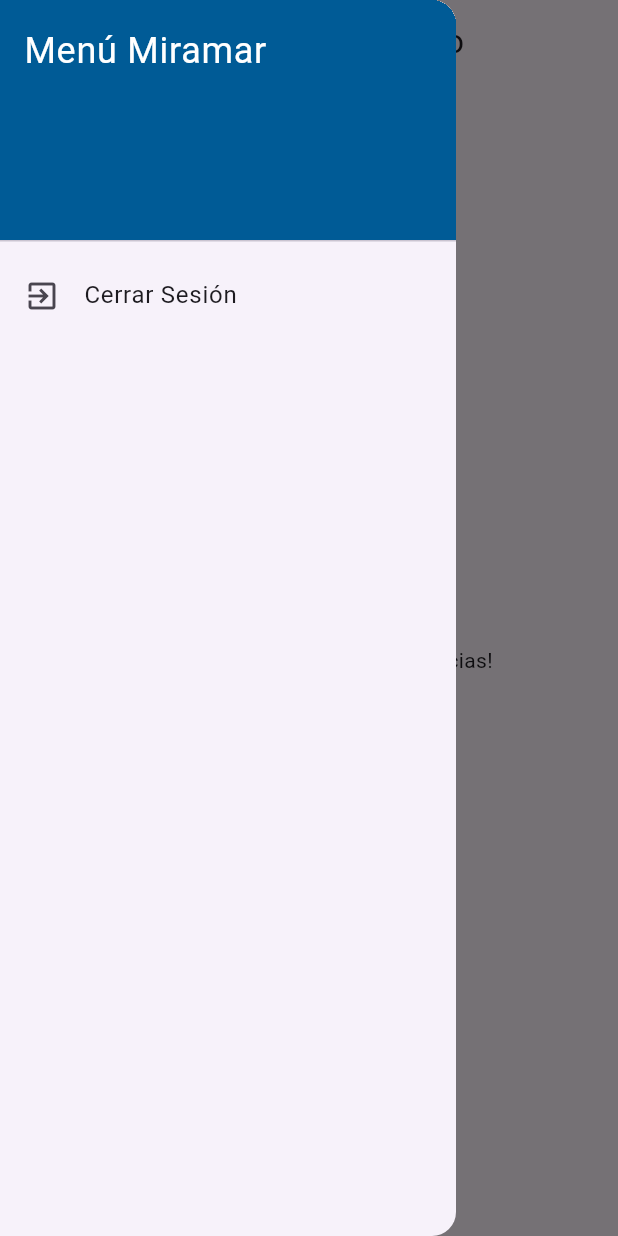
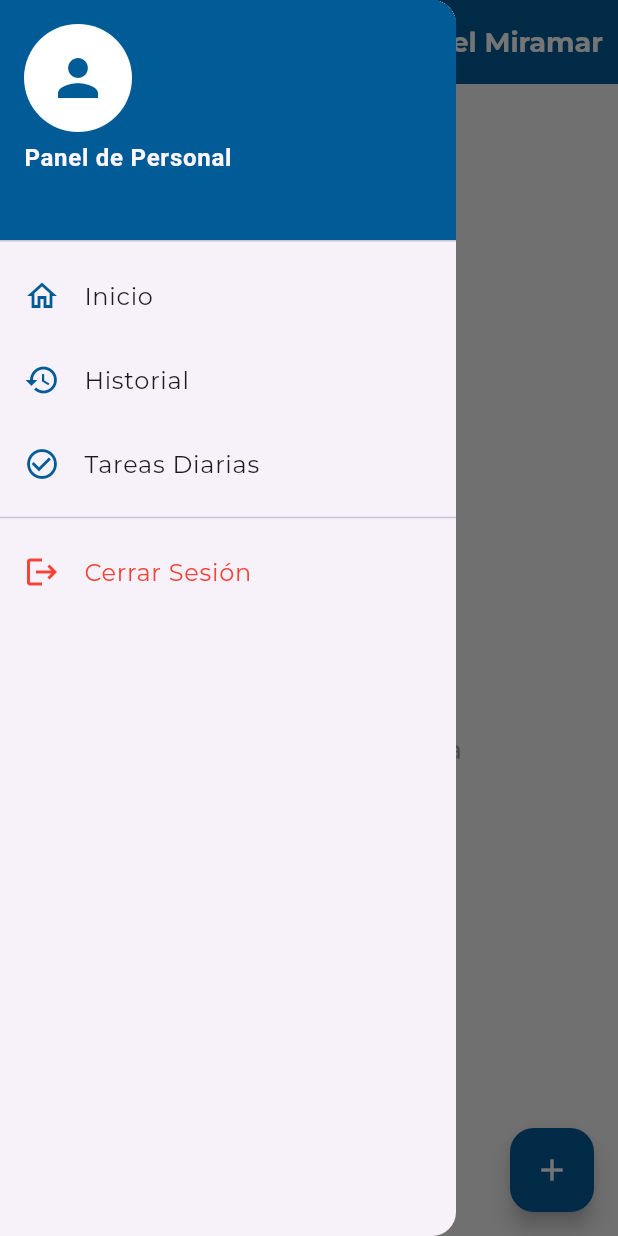
Before and after one commit to alejandrolsr/staff_connect, a Flutter app: the HomeScreen screen opened by its route, with the side drawer open, on a phone screen of 412 x 824 dp. Run offline on Flutter 3.47's test engine with Material 3 defaults, Android fonts, the phone set to English and light mode, and no system bars; our stand-ins replace firebase_auth, firebase_core, google_fonts; accounts and stored records are empty.

Commit message:
agrego tasks screen

```diff
--- a/lib/screens/home_screen.dart
+++ b/lib/screens/home_screen.dart
@@ -1,6 +1,5 @@
 import 'package:flutter/material.dart';
-import 'package:firebase_auth/firebase_auth.dart';
-import '../routes/app_routes.dart';
+import '../widgets/side_menu.dart';
 
 class HomeScreen extends StatelessWidget {
   const HomeScreen({super.key});
@@ -8,35 +7,38 @@ class HomeScreen extends StatelessWidget {
   @override
   Widget build(BuildContext context) {
     return Scaffold(
-      appBar: AppBar(title: const Text('Panel de Mantenimiento')),
-      drawer: Drawer(
-        child: ListView(
-          padding: EdgeInsets.zero,
+      appBar: AppBar(
+        centerTitle: false,
+        titleSpacing: 10,
+        title: const FittedBox(
+
+          fit: BoxFit.scaleDown,
+          child: Text('Mantenimiento Gran Hotel Miramar'),
+        ),
+      ),
+
+      drawer: const SideMenu(),
+
+      body: const Center(
+        child: Column(
+          mainAxisAlignment: MainAxisAlignment.center,
           children: [
-            const DrawerHeader(
-              decoration: BoxDecoration(color: Color(0xFF005b96)),
-              child: Text(
-                'Menú Miramar',
-                style: TextStyle(color: Colors.white, fontSize: 24),
-              ),
-            ),
-            ListTile(
-              leading: const Icon(Icons.exit_to_app),
-              title: const Text('Cerrar Sesión'),
-              onTap: () async {
-                //Firebase cierra sesión
-                await FirebaseAuth.instance.signOut();
-
-                //Navegamos al Login
-                if (context.mounted) {
-                  Navigator.pushReplacementNamed(context, AppRoutes.login);
-                }
-              },
+            Icon(Icons.build_circle_outlined, size: 100, color: Colors.grey),
+            SizedBox(height: 20),
+            Text(
+              'Bienvenido al Sistema',
+              style: TextStyle(fontSize: 18, color: Colors.grey),
             ),
           ],
         ),
       ),
-      body: const Center(child: Text('¡Bienvenido al sistema de incidencias!')),
+
+      floatingActionButton: FloatingActionButton(
+        onPressed: () {
+          print('Añadir Incidencia');
+        },
+        child: const Icon(Icons.add),
+      ),
     );
   }
 }
--- /dev/null
+++ b/lib/theme/app_theme.dart
@@ -0,0 +1,38 @@
+import 'package:flutter/material.dart';
+import 'package:google_fonts/google_fonts.dart';
+
+class AppTheme {
+  static const Color primary = Color(0xFF005b96);
+
+  static final ThemeData lightTheme = ThemeData.light().copyWith(
+    primaryColor: primary,
+    scaffoldBackgroundColor: Colors.grey[100],
+
+    textTheme: GoogleFonts.montserratTextTheme(),
+
+    appBarTheme: AppBarTheme(
+      backgroundColor: primary,
+      elevation: 0,
+      centerTitle: true,
+      iconTheme: const IconThemeData(color: Colors.white),
+
+      titleTextStyle: GoogleFonts.montserrat(
+        color: Colors.white,
+        fontSize: 20,
+        fontWeight: FontWeight.bold
+      ),
+    ),
+
+    floatingActionButtonTheme: const FloatingActionButtonThemeData(
+      backgroundColor: primary,
+      foregroundColor: Colors.white,
+    ),
+
+    inputDecorationTheme: const InputDecorationTheme(
+      border: OutlineInputBorder(),
+      filled: true,
+      fillColor: Colors.white,
+      prefixIconColor: primary,
+    ),
+  );
+}
--- /dev/null
+++ b/lib/widgets/side_menu.dart
@@ -0,0 +1,76 @@
+import 'package:flutter/material.dart';
+import 'package:firebase_auth/firebase_auth.dart';
+import '../theme/app_theme.dart';
+
+class SideMenu extends StatelessWidget {
+  const SideMenu({super.key});
+
+  @override
+  Widget build(BuildContext context) {
+    final user = FirebaseAuth.instance.currentUser;
+
+    return Drawer(
+      child: ListView(
+        padding: EdgeInsets.zero,
+        children: [
+          //CABECERA
+          UserAccountsDrawerHeader(
+            decoration: const BoxDecoration(color: AppTheme.primary),
+            accountName: const Text(
+              "Panel de Personal",
+              style: TextStyle(fontWeight: FontWeight.bold),
+            ),
+            accountEmail: Text(user?.email ?? "Invitado"),
+            currentAccountPicture: const CircleAvatar(
+              backgroundColor: Colors.white,
+              child: Icon(Icons.person, size: 40, color: AppTheme.primary),
+            ),
+          ),
+
+          //OPCIONES
+          ListTile(
+            leading: const Icon(Icons.home_outlined, color: AppTheme.primary),
+            title: const Text('Inicio'),
+            onTap: () => Navigator.pop(context),
+          ),
+          ListTile(
+            leading: const Icon(Icons.history, color: AppTheme.primary),
+            title: const Text('Historial'),
+            onTap: () {
+              // Aquí navegaremos al historial
+            },
+          ),
+
+          ListTile(
+            leading: const Icon(
+              Icons.check_circle_outline,
+              color: AppTheme.primary,
+            ),
+            title: const Text('Tareas Diarias'),
+            onTap: () {
+              Navigator.pop(context);
+              Navigator.pushNamed(context, 'tasks');
+            },
+          ),
+
+          const Divider(),
+
+          //BOTÓN SALIR
+          ListTile(
+            leading: const Icon(Icons.logout, color: Colors.red),
+            title: const Text(
+              'Cerrar Sesión',
+              style: TextStyle(color: Colors.red),
+            ),
+            onTap: () async {
+              await FirebaseAuth.instance.signOut();
+              if (context.mounted) {
+                Navigator.pushReplacementNamed(context, 'login');
+              }
+            },
+          ),
+        ],
+      ),
+    );
+  }
+}
```
Also changed, not shown: lib/main.dart (+20 -4 lines), lib/screens/task_screen.dart (added, +127 -0 lines).
